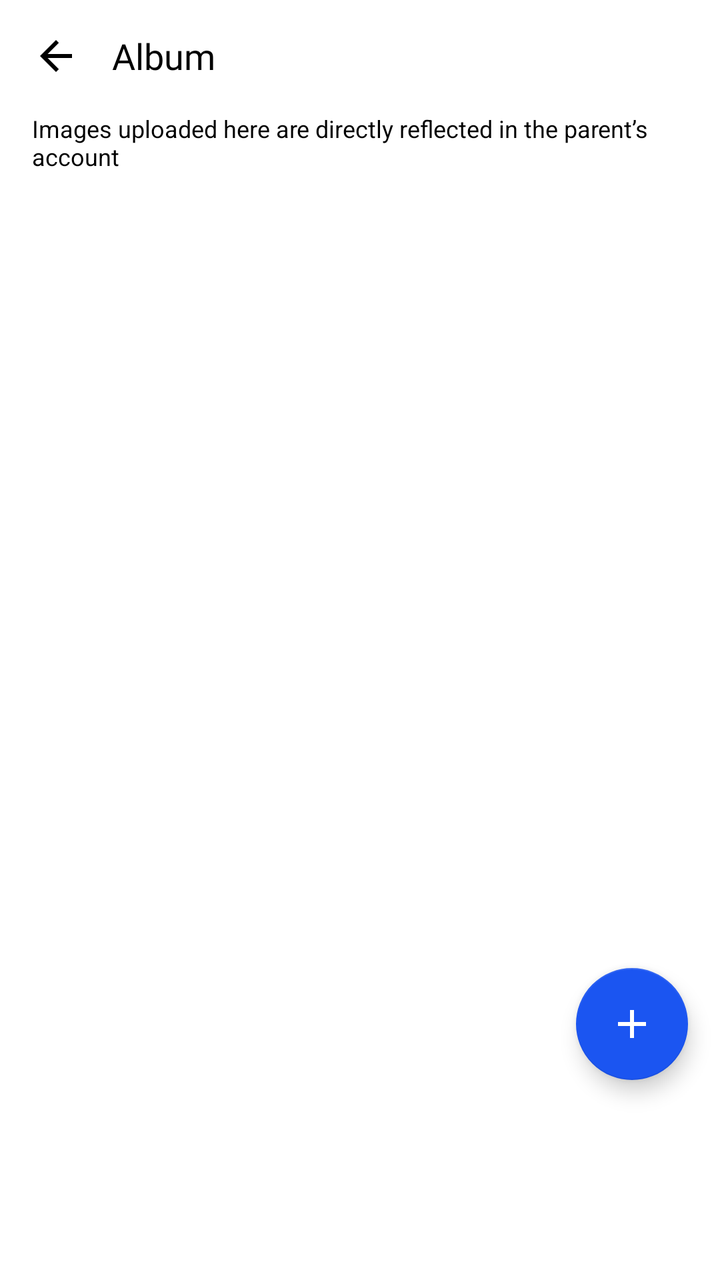
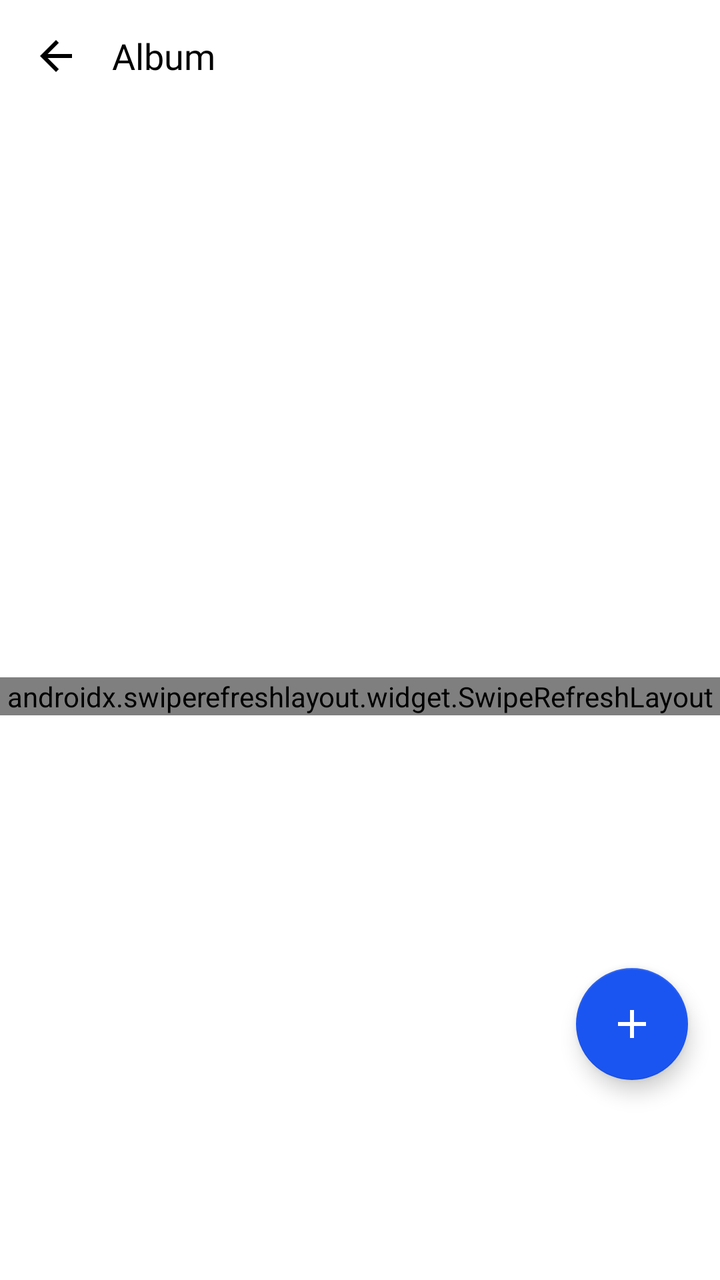

Two renders of the same Android screen: before a commit and after it. Below are the layout's source before the change and the commit's diff.
<!-- AndroidManifest.xml: application theme Theme.School -->
<!-- res/layout/activity_albums.xml -->
<?xml version="1.0" encoding="utf-8"?>
<androidx.constraintlayout.widget.ConstraintLayout xmlns:android="http://schemas.android.com/apk/res/android"
    xmlns:app="http://schemas.android.com/apk/res-auto"
    xmlns:tools="http://schemas.android.com/tools"
    android:layout_width="match_parent"
    android:layout_height="match_parent"
    tools:context=".activities.album.AlbumsActivity">

    <LinearLayout
        android:id="@+id/linearLayout3"
        android:layout_width="match_parent"
        android:layout_height="wrap_content"
        android:gravity="center"
        android:orientation="horizontal"
        app:layout_constraintEnd_toEndOf="parent"
        app:layout_constraintStart_toStartOf="parent"
        app:layout_constraintTop_toTopOf="parent">

        <ImageView
            android:id="@+id/back_iv"
            android:layout_width="32dp"
            android:layout_height="32dp"
            android:layout_margin="12dp"
            android:adjustViewBounds="true"
            android:clickable="true"
            android:focusable="true"
            android:foreground="?attr/selectableItemBackground"
            android:padding="4dp"
            android:src="@drawable/back_img" />

        <TextView
            android:id="@+id/textView10"
            android:layout_width="wrap_content"
            android:layout_height="wrap_content"
            android:layout_weight="1"
            android:fontFamily="@font/inter_bold"
            android:text="Album"
            android:textColor="@color/black"
            android:textSize="18sp" />

    </LinearLayout>

    <androidx.constraintlayout.widget.ConstraintLayout
        android:layout_width="0dp"
        android:layout_height="0dp"
        app:layout_constraintBottom_toBottomOf="parent"
        app:layout_constraintEnd_toEndOf="parent"
        app:layout_constraintStart_toStartOf="parent"
        app:layout_constraintTop_toBottomOf="@+id/linearLayout3">

        <TextView
            android:id="@+id/textView72"
            android:layout_width="match_parent"
            android:layout_height="wrap_content"
            android:layout_marginStart="16dp"
            android:text="Images uploaded here are directly reflected in the parent’s account"
            android:textColor="@color/black"
            android:textSize="12dp"
            android:layout_marginTop="@dimen/_10sdp"
            app:layout_constraintEnd_toEndOf="parent"
            app:layout_constraintStart_toStartOf="parent"
            app:layout_constraintTop_toTopOf="parent" />

        <TextView
            android:visibility="gone"
            app:layout_constraintStart_toStartOf="parent"
            app:layout_constraintEnd_toEndOf="parent"
            android:id="@+id/nodataTv"
            android:layout_width="wrap_content"
            android:layout_height="wrap_content"
            android:layout_weight="1"
            android:fontFamily="@font/inter"
            android:text="No Data Found"
            android:textColor="@color/gray"
            android:textSize="14sp"
            app:layout_constraintTop_toTopOf="@+id/albums_rv" />

        <androidx.recyclerview.widget.RecyclerView
            android:id="@+id/albums_rv"
            android:layout_width="0dp"
            android:layout_height="0dp"
            android:layout_marginTop="20dp"
            tools:itemCount="10"
            app:layout_constraintBottom_toBottomOf="parent"
            app:layout_constraintEnd_toEndOf="parent"
            app:layout_constraintStart_toStartOf="parent"
            app:layout_constraintTop_toBottomOf="@+id/textView72" />

        <com.google.android.material.floatingactionbutton.FloatingActionButton
            android:id="@+id/add_btn"
            android:layout_width="wrap_content"
            android:layout_height="wrap_content"
            android:layout_marginEnd="16dp"
            android:layout_marginBottom="100dp"
            android:clickable="true"
            app:layout_constraintBottom_toBottomOf="parent"
            app:layout_constraintEnd_toEndOf="parent"
            app:srcCompat="@drawable/baseline_add_24" />
    </androidx.constraintlayout.widget.ConstraintLayout>
</androidx.constraintlayout.widget.ConstraintLayout>
<!-- resources referenced by this layout -->
<resources>
  <color name="black">#FF000000</color>
  <color name="gray">#C3C3C3</color>
  <!-- drawable back_img: png bitmap (drawable, 413 bytes) -->
  <!-- drawable baseline_add_24 (drawable) -->
  <vector android:height="24dp" android:tint="#FFFFFF"
      android:viewportHeight="24" android:viewportWidth="24"
      android:width="24dp" xmlns:android="http://schemas.android.com/apk/res/android">
      <path android:fillColor="@android:color/white" android:pathData="M19,13h-6v6h-2v-6H5v-2h6V5h2v6h6v2z"/>
  </vector>
  <style name="Theme.School" parent="Base.Theme.School" />
  <style name="Base.Theme.School" parent="Theme.MaterialComponents.Light.NoActionBar">
          
          
          <item name="colorPrimary">@color/blue</item>
          <item name="colorPrimaryVariant">@color/blue</item>
          <item name="colorOnPrimary">@color/white</item>
          <item name="colorSecondary">@color/light_blue</item>
          <item name="colorSecondaryVariant">@color/teal_700</item>
          <item name="colorOnSecondary">@color/white</item>
          <item name="android:windowLightStatusBar" tools:ignore="NewApi">true</item>
          <item name="android:statusBarColor">@color/white</item>
          <item name="android:windowDisablePreview">true</item>
      </style>
  <color name="blue">#1E4284</color>
  <color name="white">#FFFFFFFF</color>
  <color name="light_blue">#1B55F1</color>
  <color name="teal_700">#FF018786</color>
</resources>

<!-- the commit's change to res/layout/activity_albums.xml (unified diff, before → after) -->
@@ -48,43 +48,37 @@
         app:layout_constraintStart_toStartOf="parent"
         app:layout_constraintTop_toBottomOf="@+id/linearLayout3">
 
-        <TextView
-            android:id="@+id/textView72"
+        <androidx.swiperefreshlayout.widget.SwipeRefreshLayout
+            android:id="@+id/refresh_layout"
             android:layout_width="match_parent"
             android:layout_height="wrap_content"
-            android:layout_marginStart="16dp"
-            android:text="Images uploaded here are directly reflected in the parent’s account"
+            app:layout_constraintBottom_toBottomOf="parent"
+            app:layout_constraintEnd_toEndOf="parent"
+            app:layout_constraintStart_toStartOf="parent"
+            app:layout_constraintTop_toTopOf="parent">
+
+            <androidx.recyclerview.widget.RecyclerView
+                android:id="@+id/album_covers_rv"
+                android:layout_width="match_parent"
+                android:layout_height="wrap_content"
+                android:padding="8dp"/>
+
+        </androidx.swiperefreshlayout.widget.SwipeRefreshLayout>
+
+        <TextView
+            android:id="@+id/no_data_txt"
+            android:layout_width="match_parent"
+            android:layout_height="wrap_content"
+            android:text="No Data Found..!"
+            android:gravity="center"
+            android:visibility="gone"
             android:textColor="@color/black"
-            android:textSize="12dp"
-            android:layout_marginTop="@dimen/_10sdp"
+            android:fontFamily="@font/inter_semibold"
+            android:textSize="18dp"
+            app:layout_constraintBottom_toBottomOf="parent"
             app:layout_constraintEnd_toEndOf="parent"
             app:layout_constraintStart_toStartOf="parent"
             app:layout_constraintTop_toTopOf="parent" />
-
-        <TextView
-            android:visibility="gone"
-            app:layout_constraintStart_toStartOf="parent"
-            app:layout_constraintEnd_toEndOf="parent"
-            android:id="@+id/nodataTv"
-            android:layout_width="wrap_content"
-            android:layout_height="wrap_content"
-            android:layout_weight="1"
-            android:fontFamily="@font/inter"
-            android:text="No Data Found"
-            android:textColor="@color/gray"
-            android:textSize="14sp"
-            app:layout_constraintTop_toTopOf="@+id/albums_rv" />
-
-        <androidx.recyclerview.widget.RecyclerView
-            android:id="@+id/albums_rv"
-            android:layout_width="0dp"
-            android:layout_height="0dp"
-            android:layout_marginTop="20dp"
-            tools:itemCount="10"
-            app:layout_constraintBottom_toBottomOf="parent"
-            app:layout_constraintEnd_toEndOf="parent"
-            app:layout_constraintStart_toStartOf="parent"
-            app:layout_constraintTop_toBottomOf="@+id/textView72" />
 
         <com.google.android.material.floatingactionbutton.FloatingActionButton
             android:id="@+id/add_btn"
@@ -96,5 +90,19 @@
             app:layout_constraintBottom_toBottomOf="parent"
             app:layout_constraintEnd_toEndOf="parent"
             app:srcCompat="@drawable/baseline_add_24" />
+
+        <com.wang.avi.AVLoadingIndicatorView
+            android:id="@+id/progress"
+            style="@style/AVLoadingIndicatorView"
+            android:layout_width="wrap_content"
+            android:layout_height="wrap_content"
+            android:visibility="gone"
+            app:indicatorColor="@color/blue"
+            app:indicatorName="LineSpinFadeLoaderIndicator"
+            app:layout_constraintTop_toTopOf="parent"
+            app:layout_constraintBottom_toBottomOf="parent"
+            app:layout_constraintStart_toStartOf="parent"
+            app:layout_constraintEnd_toEndOf="parent"/>
+
     </androidx.constraintlayout.widget.ConstraintLayout>
 </androidx.constraintlayout.widget.ConstraintLayout>
<!-- resource entries referenced after the edit -->
@@ -1,7 +1,6 @@
 <!-- resources referenced by this layout -->
 <resources>
   <color name="black">#FF000000</color>
-  <color name="gray">#C3C3C3</color>
   <!-- drawable back_img: png bitmap (drawable, 413 bytes) -->
   <!-- drawable baseline_add_24 (drawable) -->
   <vector android:height="24dp" android:tint="#FFFFFF"
